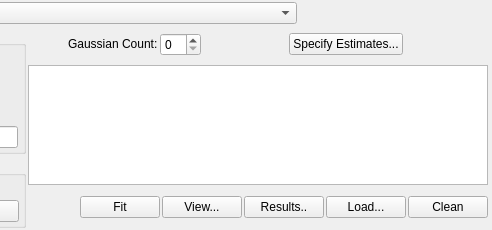
This is code/display/QtPlotter/SpecFitSettingsWidgetRadio.ui in radio-astro/casa as Qt 5 draws it before an edit; both pictures show x 337 to 829 and y 0 to 230 of the 829 by 230 pixel window. The edited form follows.
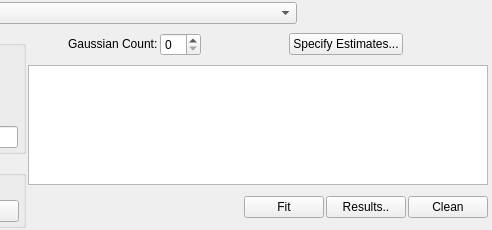
This is the edited form.

The edit to the form file:
```diff
--- a/code/display/QtPlotter/SpecFitSettingsWidgetRadio.ui
+++ b/code/display/QtPlotter/SpecFitSettingsWidgetRadio.ui
@@ -545,16 +545,6 @@
            </property>
           </widget>
          </item>
-         <item>
-          <widget class="QPushButton" name="plotButton">
-           <property name="toolTip">
-            <string>Visualize and analyze the output from the previous fit..</string>
-           </property>
-           <property name="text">
-            <string>View...</string>
-           </property>
-          </widget>
-         </item>
          <item>
           <widget class="QPushButton" name="viewButton">
            <property name="toolTip">
@@ -566,17 +556,6 @@
            </property>
           </widget>
          </item>
-         <item>
-          <widget class="QPushButton" name="loadButton">
-           <property name="toolTip">
-            <string>Read in a .last file from a previously run fit or
-the output results from a fit to visualize it.</string>
-           </property>
-           <property name="text">
-            <string>Load...</string>
-           </property>
-          </widget>
-         </item>
          <item>
           <widget class="QPushButton" name="cleanButton">
            <property name="toolTip">
```
